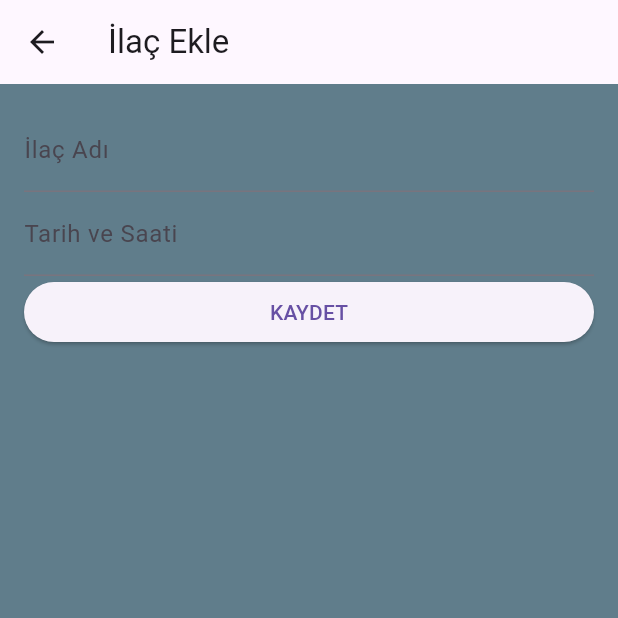
After one commit to Nur-betul/iosflutter, a Flutter app: the AddMedicinePage screen opened directly, after a tap on "KAYDET", on a phone screen of 412 x 824 dp, the top half of it. The commit adds this screen. Run offline on Flutter 3.47's test engine with Material 3 defaults, Android fonts, the phone set to English and light mode, and no system bars; our stand-ins replace flutter_local_notifications, sqflite, supabase, supabase_flutter, timezone; accounts and stored records are empty.

Commit message:
İlaç Hatırlatma

```diff
--- a/superbase_f/lib/main.dart
+++ b/superbase_f/lib/main.dart
@@ -24,7 +24,7 @@ class MyApp extends StatelessWidget {
   Widget build(BuildContext context) {
     return MaterialApp(
       title: 'Flutter Supabase Demo',
-      theme: ThemeData(primarySwatch: Colors.blueGrey),
+      theme: ThemeData(scaffoldBackgroundColor: Colors.blueGrey),
       home: LoginPage(client: client),
     );
   }
--- /dev/null
+++ b/superbase_f/lib/screens/addmedicine.dart
@@ -0,0 +1,86 @@
+import 'package:flutter/material.dart';
+import 'package:sqflite/sqflite.dart';
+import 'package:path/path.dart';
+import 'package:uuid/uuid.dart';
+
+class AddMedicinePage extends StatefulWidget {
+  const AddMedicinePage({Key? key}) : super(key: key);
+
+  @override
+  _AddMedicinePageState createState() => _AddMedicinePageState();
+}
+
+class _AddMedicinePageState extends State<AddMedicinePage> {
+  final TextEditingController _nameController = TextEditingController();
+  final TextEditingController _dateController = TextEditingController();
+
+  void _saveMedicine() async {
+    var uuid = Uuid();
+    String id = uuid.v4(); // Generates a random UUID
+    DateTime now = DateTime.now();
+
+    await DatabaseHelper.insertMedicine({
+      'id': id,
+      'med_name': _nameController.text,
+      'rem_time': _dateController.text,
+      'created_at': now.toIso8601String(),
+    });
+
+    // Kaydetme işleminden sonra gerekli işlemleri yapın (örn. geri dönme, başarılı mesajı gösterme)
+  }
+
+  @override
+  Widget build(BuildContext context) {
+    return Scaffold(
+      appBar: AppBar(
+        title: Text('İlaç Ekle'),
+      ),
+      body: Padding(
+        padding: EdgeInsets.all(16.0),
+        child: Column(
+          crossAxisAlignment: CrossAxisAlignment.stretch,
+          children: <Widget>[
+            TextField(
+              controller: _nameController,
+              decoration: InputDecoration(labelText: 'İlaç Adı'),
+            ),
+            TextField(
+              controller: _dateController,
+              decoration: InputDecoration(labelText: 'Tarih ve Saati'),
+            ),
+            ElevatedButton(
+              child: Text('KAYDET'),
+              onPressed: () {
+                _saveMedicine();
+              },
+            )
+          ],
+        ),
+      ),
+    );
+  }
+}
+
+class DatabaseHelper {
+  static Future<Database> getDatabase() async {
+    final dbPath = await getDatabasesPath();
+    return openDatabase(
+      join(dbPath, 'your_database.db'),
+      onCreate: (db, version) {
+        return db.execute(
+          'CREATE TABLE patients(id TEXT PRIMARY KEY, med_name TEXT, rem_time TEXT, created_at TEXT)',
+        );
+      },
+      version: 1,
+    );
+  }
+
+  static Future<void> insertMedicine(Map<String, dynamic> medicine) async {
+    final db = await DatabaseHelper.getDatabase();
+    await db.insert(
+      'patients',
+      medicine,
+      conflictAlgorithm: ConflictAlgorithm.replace,
+    );
+  }
+}
--- a/superbase_f/pubspec.yaml
+++ b/superbase_f/pubspec.yaml
@@ -39,6 +39,10 @@ dependencies:
   supabase: ^1.11.11
   intl: ^0.18.1
   get_it: ^7.6.4
+  flutter_local_notifications: ^16.3.0
+  uuid: ^4.2.2
+  sqflite: ^2.3.0
+  path: ^1.8.3
 
 dev_dependencies:
   flutter_test:
```
Also changed, not shown: superbase_f/lib/home/notifications.dart (added, +35 -0 lines), superbase_f/lib/screens/lists.dart (+47 -72 lines), superbase_f/pubspec.lock, 11 other files.
